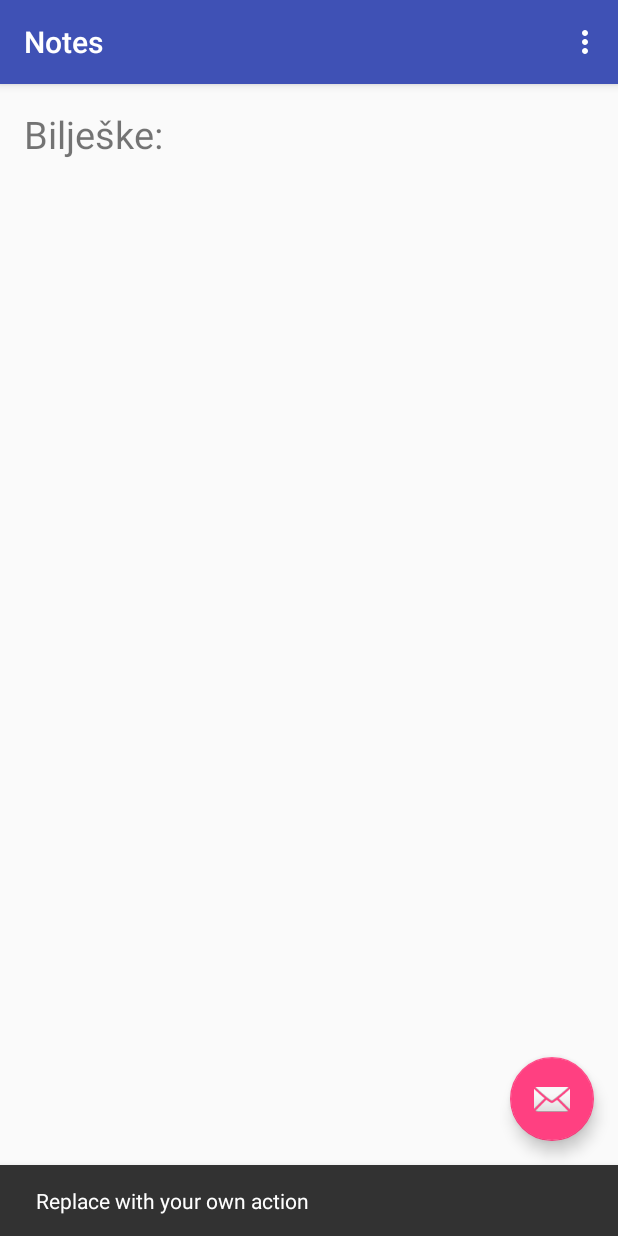
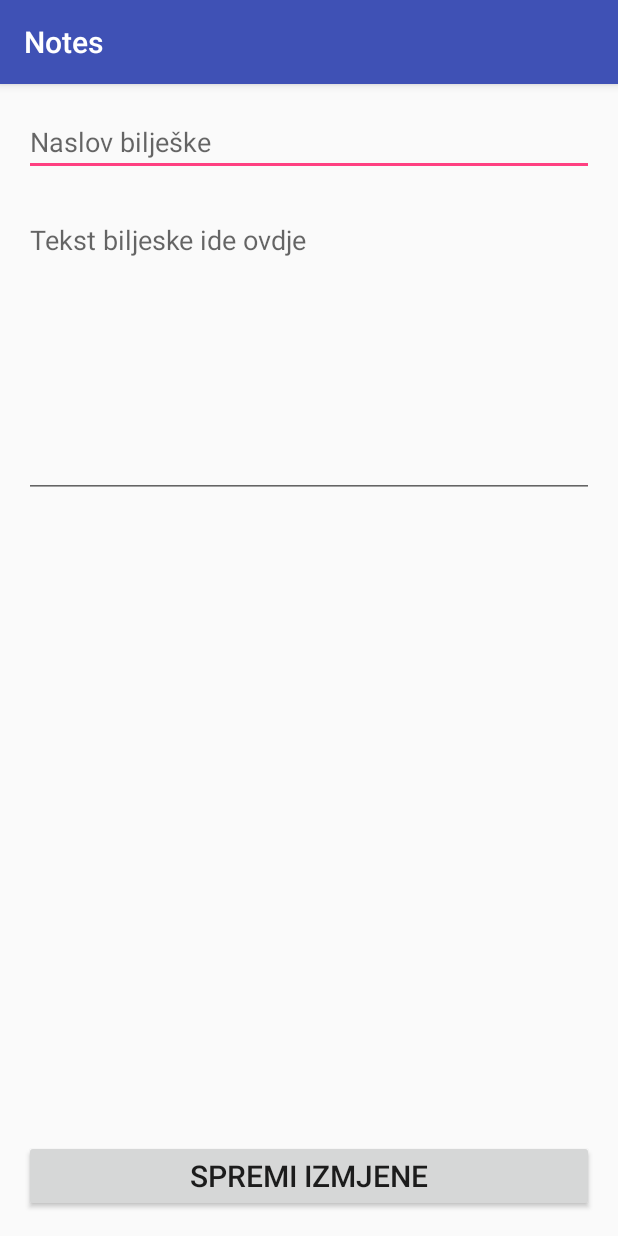
Before and after one commit to unipu-ict/mobilni-notes, an Android app: the screen it shows after launch (MainActivity before the commit, UredjivanjeActivity after it), after a tap on an icon or button, on a phone screen of 412 x 824 dp. Run offline under Robolectric (Android 15) with nearby library versions, the phone set to English and light mode, and no system bars.

Commit message:
Aktivnost za uredjivanje biljeski, floatingbar vodi na nju

```diff
--- a/app/src/main/AndroidManifest.xml
+++ b/app/src/main/AndroidManifest.xml
@@ -18,6 +18,7 @@
                 <category android:name="android.intent.category.LAUNCHER" />
             </intent-filter>
         </activity>
+        <activity android:name=".UredjivanjeActivity"></activity>
     </application>
 
 </manifest>
--- a/app/src/main/java/hr/unipu/mobilne/notes/MainActivity.java
+++ b/app/src/main/java/hr/unipu/mobilne/notes/MainActivity.java
@@ -1,5 +1,6 @@
 package hr.unipu.mobilne.notes;
 
+import android.content.Intent;
 import android.os.Bundle;
 import android.support.design.widget.FloatingActionButton;
 import android.support.design.widget.Snackbar;
@@ -19,11 +20,15 @@ public class MainActivity extends AppCompatActivity {
         setSupportActionBar(toolbar);
 
         FloatingActionButton fab = (FloatingActionButton) findViewById(R.id.fab);
+        assert fab != null;
         fab.setOnClickListener(new View.OnClickListener() {
             @Override
             public void onClick(View view) {
-                Snackbar.make(view, "Replace with your own action", Snackbar.LENGTH_LONG)
-                        .setAction("Action", null).show();
+//                Snackbar.make(view, "Replace with your own action", Snackbar.LENGTH_LONG)
+//                        .setAction("Action", null).show();
+                Intent intent = new Intent(MainActivity.this, UredjivanjeActivity.class);
+                startActivity(intent);
+
             }
         });
     }
--- /dev/null
+++ b/app/src/main/java/hr/unipu/mobilne/notes/UredjivanjeActivity.java
@@ -0,0 +1,13 @@
+package hr.unipu.mobilne.notes;
+
+import android.support.v7.app.AppCompatActivity;
+import android.os.Bundle;
+
+public class UredjivanjeActivity extends AppCompatActivity {
+
+    @Override
+    protected void onCreate(Bundle savedInstanceState) {
+        super.onCreate(savedInstanceState);
+        setContentView(R.layout.activity_uredjivanje);
+    }
+}
--- /dev/null
+++ b/app/src/main/res/layout/activity_uredjivanje.xml
@@ -0,0 +1,38 @@
+<?xml version="1.0" encoding="utf-8"?>
+<RelativeLayout xmlns:android="http://schemas.android.com/apk/res/android"
+    xmlns:tools="http://schemas.android.com/tools"
+    android:layout_width="match_parent"
+    android:layout_height="match_parent"
+    android:paddingBottom="@dimen/activity_vertical_margin"
+    android:paddingLeft="@dimen/activity_horizontal_margin"
+    android:paddingRight="@dimen/activity_horizontal_margin"
+    android:paddingTop="@dimen/activity_vertical_margin"
+    tools:context="hr.unipu.mobilne.notes.UredjivanjeActivity">
+
+    <EditText
+        android:layout_width="match_parent"
+        android:layout_height="wrap_content"
+        android:hint="Naslov bilješke"
+        android:id="@+id/naslov_biljeske"
+        android:layout_marginBottom="20dp"
+        />
+    <EditText
+        android:layout_width="match_parent"
+        android:layout_below="@+id/naslov_biljeske"
+        android:hint="Tekst biljeske ide ovdje"
+        android:layout_height="wrap_content"
+        android:minLines="8"
+        android:scrollbars="vertical"
+        android:lines="8"
+        android:gravity="top|left"
+        android:inputType="textMultiLine"
+        android:id="@+id/tekst_biljeske" />
+
+    <Button
+        android:layout_alignParentBottom="true"
+        android:layout_width="match_parent"
+        android:text="Spremi izmjene"
+        android:textSize="20sp"
+        android:layout_height="wrap_content" />
+
+</RelativeLayout>
```
